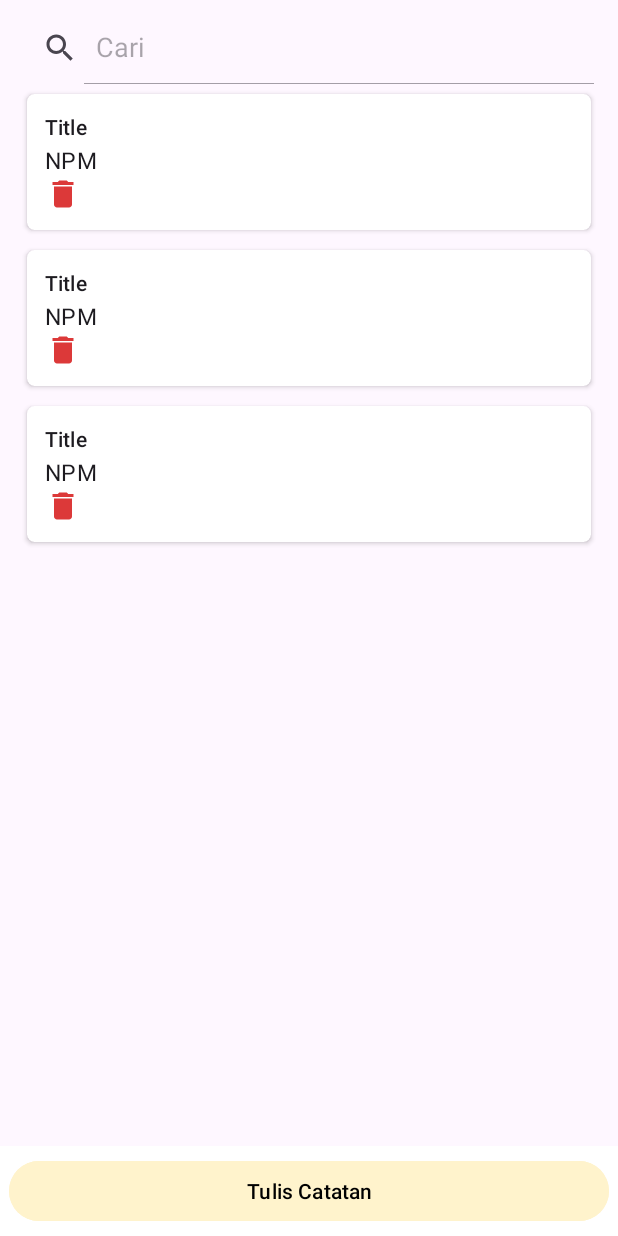
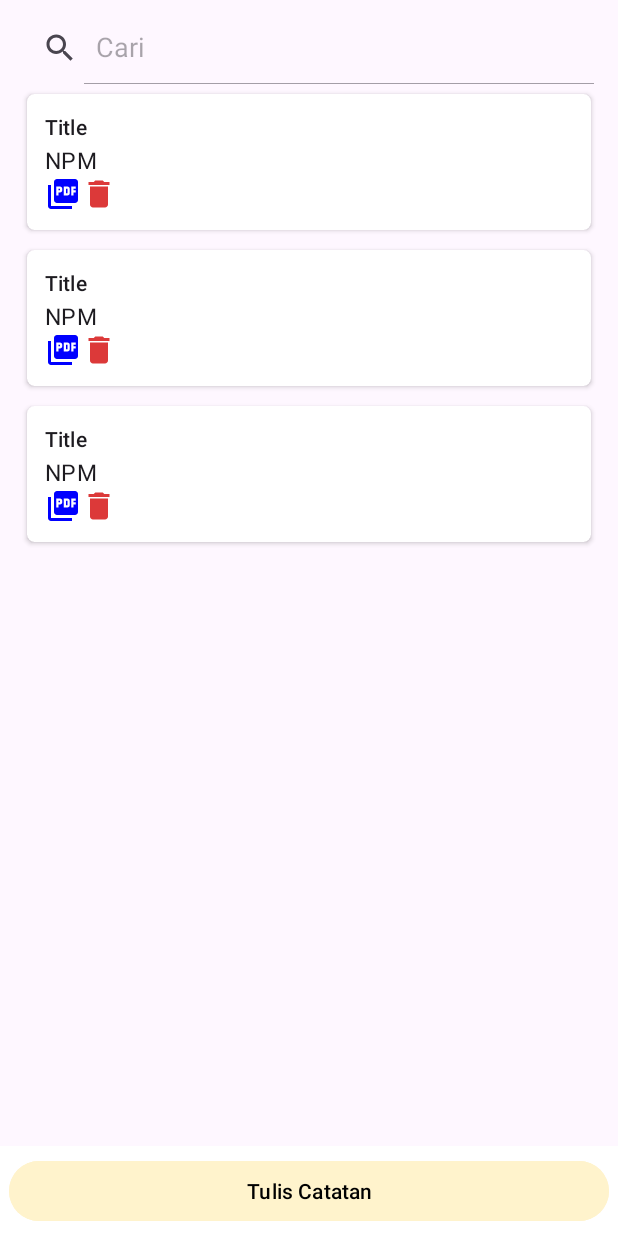
Before and after one commit to frederikusmardiyantow/Tubes-PBP, an Android app: the layout activity_menu_note.xml on its own in the app's theme, with its tools: preview values and no code run, on a phone screen of 412 x 824 dp. Run offline under Robolectric (Android 15) with nearby library versions, the phone set to English and light mode, and no system bars; network calls fail.

Commit message:
add library openPDF

```diff
--- /dev/null
+++ b/app/src/main/res/drawable/ic_baseline_picture_as_pdf_24.xml
@@ -0,0 +1,5 @@
+<vector android:height="24dp" android:tint="#000000"
+    android:viewportHeight="24" android:viewportWidth="24"
+    android:width="24dp" xmlns:android="http://schemas.android.com/apk/res/android">
+    <path android:fillColor="@android:color/white" android:pathData="M20,2L8,2c-1.1,0 -2,0.9 -2,2v12c0,1.1 0.9,2 2,2h12c1.1,0 2,-0.9 2,-2L22,4c0,-1.1 -0.9,-2 -2,-2zM11.5,9.5c0,0.83 -0.67,1.5 -1.5,1.5L9,11v2L7.5,13L7.5,7L10,7c0.83,0 1.5,0.67 1.5,1.5v1zM16.5,11.5c0,0.83 -0.67,1.5 -1.5,1.5h-2.5L12.5,7L15,7c0.83,0 1.5,0.67 1.5,1.5v3zM20.5,8.5L19,8.5v1h1.5L20.5,11L19,11v2h-1.5L17.5,7h3v1.5zM9,9.5h1v-1L9,8.5v1zM4,6L2,6v14c0,1.1 0.9,2 2,2h14v-2L4,20L4,6zM14,11.5h1v-3h-1v3z"/>
+</vector>
--- a/app/src/main/res/layout/item_note.xml
+++ b/app/src/main/res/layout/item_note.xml
@@ -49,7 +49,13 @@
                 android:layout_weight="1"
                 android:gravity="bottom"
                 android:orientation="horizontal">
-
+                <ImageButton
+                    android:id="@+id/btn_print"
+                    android:layout_width="wrap_content"
+                    android:layout_height="wrap_content"
+                    android:background="?attr/selectableItemBackgroundBorderless"
+                    android:src="@drawable/ic_baseline_picture_as_pdf_24"
+                    app:tint="#0000FF" />
                 <ImageButton
                     android:id="@+id/btn_delete"
                     android:layout_width="wrap_content"
```
Also changed, not shown: app/build.gradle (+5 -8 lines), app/src/main/java/com/example/ugd3_d_0659/webAPI/adapter/NoteAdapter.kt (+89 -4 lines).
